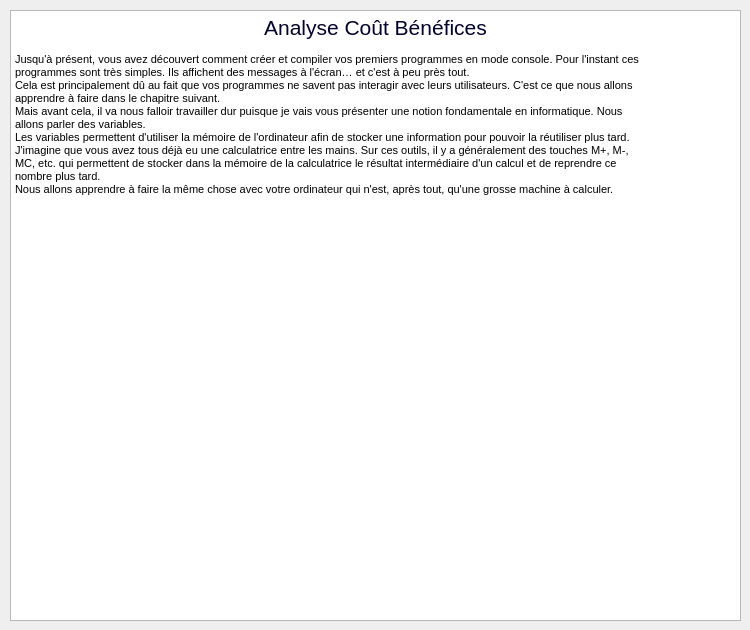
Before: the Qt Designer form PJM/pr_accueil.ui in andrea-locatelli/PJM, drawn with Qt 5.
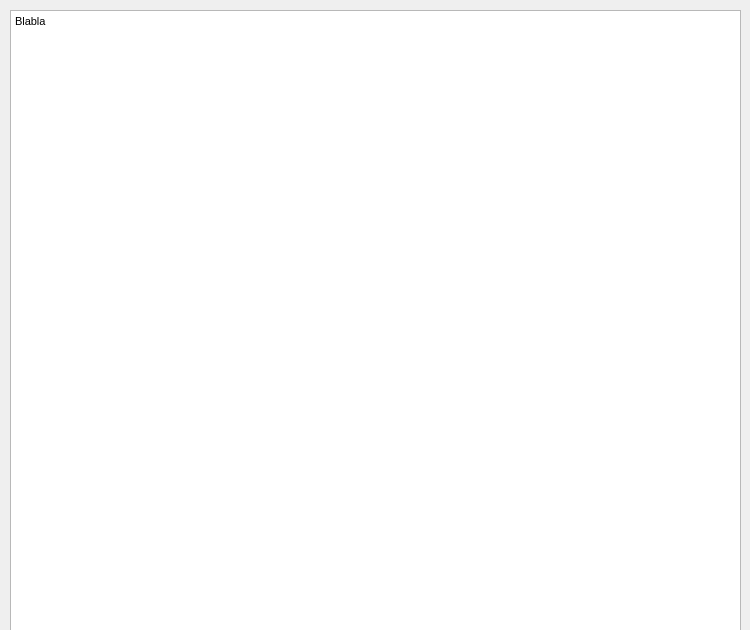
After: the same form once the commit is applied.

Commit message: Quelques modifications mineures : - ajouts de slots - trame de l'interface donnees_generales - essais d'intégration de fichiers d'aide HTML

Patch:
```diff
--- a/PJM/pr_accueil.ui
+++ b/PJM/pr_accueil.ui
@@ -19,7 +19,7 @@
      <x>10</x>
      <y>10</y>
      <width>731</width>
-     <height>611</height>
+     <height>621</height>
     </rect>
    </property>
    <property name="html">
@@ -27,19 +27,7 @@
 &lt;html&gt;&lt;head&gt;&lt;meta name=&quot;qrichtext&quot; content=&quot;1&quot; /&gt;&lt;style type=&quot;text/css&quot;&gt;
 p, li { white-space: pre-wrap; }
 &lt;/style&gt;&lt;/head&gt;&lt;body style=&quot; font-family:'MS Shell Dlg 2'; font-size:8.25pt; font-weight:400; font-style:normal;&quot;&gt;
-&lt;p align=&quot;center&quot; style=&quot; margin-top:0px; margin-bottom:0px; margin-left:0px; margin-right:0px; -qt-block-indent:0; text-indent:0px;&quot;&gt;&lt;span style=&quot; font-size:16pt; color:#01032a;&quot;&gt;Analyse Coût Bénéfices&lt;/span&gt;&lt;/p&gt;
-&lt;p style=&quot;-qt-paragraph-type:empty; margin-top:0px; margin-bottom:0px; margin-left:0px; margin-right:0px; -qt-block-indent:0; text-indent:0px; font-size:8pt;&quot;&gt;&lt;br /&gt;&lt;/p&gt;
-&lt;p style=&quot; margin-top:0px; margin-bottom:0px; margin-left:0px; margin-right:0px; -qt-block-indent:0; text-indent:0px;&quot;&gt;&lt;span style=&quot; font-size:8pt;&quot;&gt;Jusqu'à présent, vous avez découvert comment créer et compiler vos premiers programmes en mode console. Pour l'instant ces&lt;/span&gt;&lt;/p&gt;
-&lt;p style=&quot; margin-top:0px; margin-bottom:0px; margin-left:0px; margin-right:0px; -qt-block-indent:0; text-indent:0px;&quot;&gt;&lt;span style=&quot; font-size:8pt;&quot;&gt;programmes sont très simples. Ils affichent des messages à l'écran… et c'est à peu près tout.&lt;/span&gt;&lt;/p&gt;
-&lt;p style=&quot; margin-top:0px; margin-bottom:0px; margin-left:0px; margin-right:0px; -qt-block-indent:0; text-indent:0px;&quot;&gt;&lt;span style=&quot; font-size:8pt;&quot;&gt;Cela est principalement dû au fait que vos programmes ne savent pas interagir avec leurs utilisateurs. C'est ce que nous allons&lt;/span&gt;&lt;/p&gt;
-&lt;p style=&quot; margin-top:0px; margin-bottom:0px; margin-left:0px; margin-right:0px; -qt-block-indent:0; text-indent:0px;&quot;&gt;&lt;span style=&quot; font-size:8pt;&quot;&gt;apprendre à faire dans le chapitre suivant.&lt;/span&gt;&lt;/p&gt;
-&lt;p style=&quot; margin-top:0px; margin-bottom:0px; margin-left:0px; margin-right:0px; -qt-block-indent:0; text-indent:0px;&quot;&gt;&lt;span style=&quot; font-size:8pt;&quot;&gt;Mais avant cela, il va nous falloir travailler dur puisque je vais vous présenter une notion fondamentale en informatique. Nous&lt;/span&gt;&lt;/p&gt;
-&lt;p style=&quot; margin-top:0px; margin-bottom:0px; margin-left:0px; margin-right:0px; -qt-block-indent:0; text-indent:0px;&quot;&gt;&lt;span style=&quot; font-size:8pt;&quot;&gt;allons parler des variables.&lt;/span&gt;&lt;/p&gt;
-&lt;p style=&quot; margin-top:0px; margin-bottom:0px; margin-left:0px; margin-right:0px; -qt-block-indent:0; text-indent:0px;&quot;&gt;&lt;span style=&quot; font-size:8pt;&quot;&gt;Les variables permettent d'utiliser la mémoire de l'ordinateur afin de stocker une information pour pouvoir la réutiliser plus tard.&lt;/span&gt;&lt;/p&gt;
-&lt;p style=&quot; margin-top:0px; margin-bottom:0px; margin-left:0px; margin-right:0px; -qt-block-indent:0; text-indent:0px;&quot;&gt;&lt;span style=&quot; font-size:8pt;&quot;&gt;J'imagine que vous avez tous déjà eu une calculatrice entre les mains. Sur ces outils, il y a généralement des touches M+, M-,&lt;/span&gt;&lt;/p&gt;
-&lt;p style=&quot; margin-top:0px; margin-bottom:0px; margin-left:0px; margin-right:0px; -qt-block-indent:0; text-indent:0px;&quot;&gt;&lt;span style=&quot; font-size:8pt;&quot;&gt;MC, etc. qui permettent de stocker dans la mémoire de la calculatrice le résultat intermédiaire d'un calcul et de reprendre ce&lt;/span&gt;&lt;/p&gt;
-&lt;p style=&quot; margin-top:0px; margin-bottom:0px; margin-left:0px; margin-right:0px; -qt-block-indent:0; text-indent:0px;&quot;&gt;&lt;span style=&quot; font-size:8pt;&quot;&gt;nombre plus tard.&lt;/span&gt;&lt;/p&gt;
-&lt;p style=&quot; margin-top:0px; margin-bottom:0px; margin-left:0px; margin-right:0px; -qt-block-indent:0; text-indent:0px;&quot;&gt;&lt;span style=&quot; font-size:8pt;&quot;&gt;Nous allons apprendre à faire la même chose avec votre ordinateur qui n'est, après tout, qu'une grosse machine à calculer.&lt;/span&gt;&lt;/p&gt;&lt;/body&gt;&lt;/html&gt;</string>
+&lt;p style=&quot; margin-top:0px; margin-bottom:0px; margin-left:0px; margin-right:0px; -qt-block-indent:0; text-indent:0px;&quot;&gt;&lt;span style=&quot; font-size:8pt;&quot;&gt;Blabla&lt;/span&gt;&lt;/p&gt;&lt;/body&gt;&lt;/html&gt;</string>
    </property>
   </widget>
  </widget>
```
The commit also changes 7 other files.
